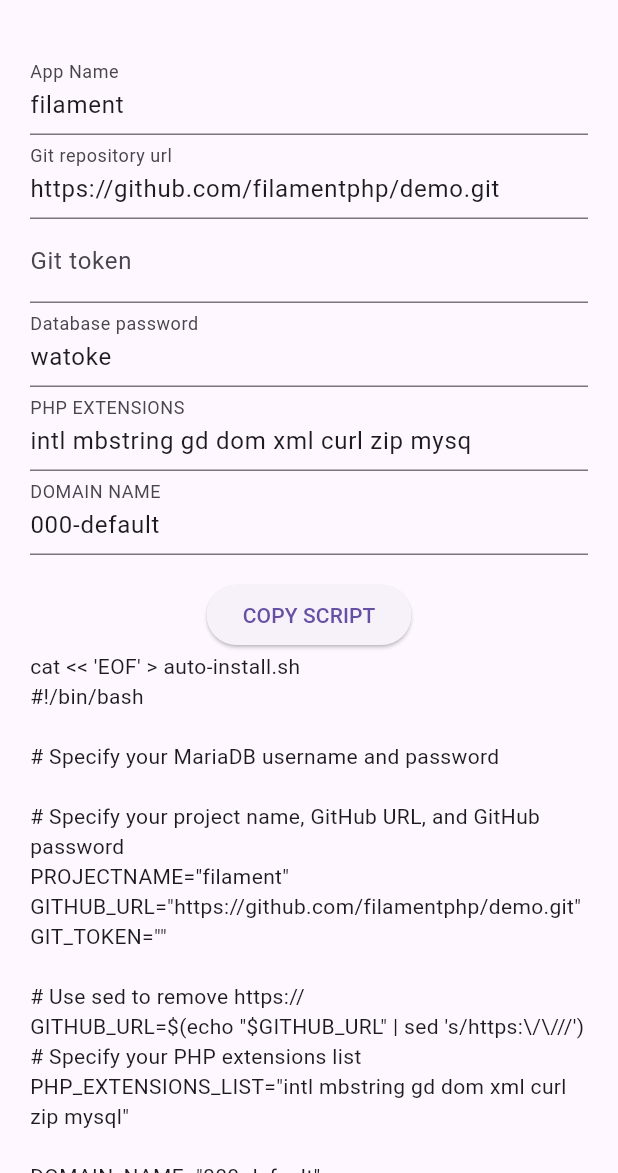
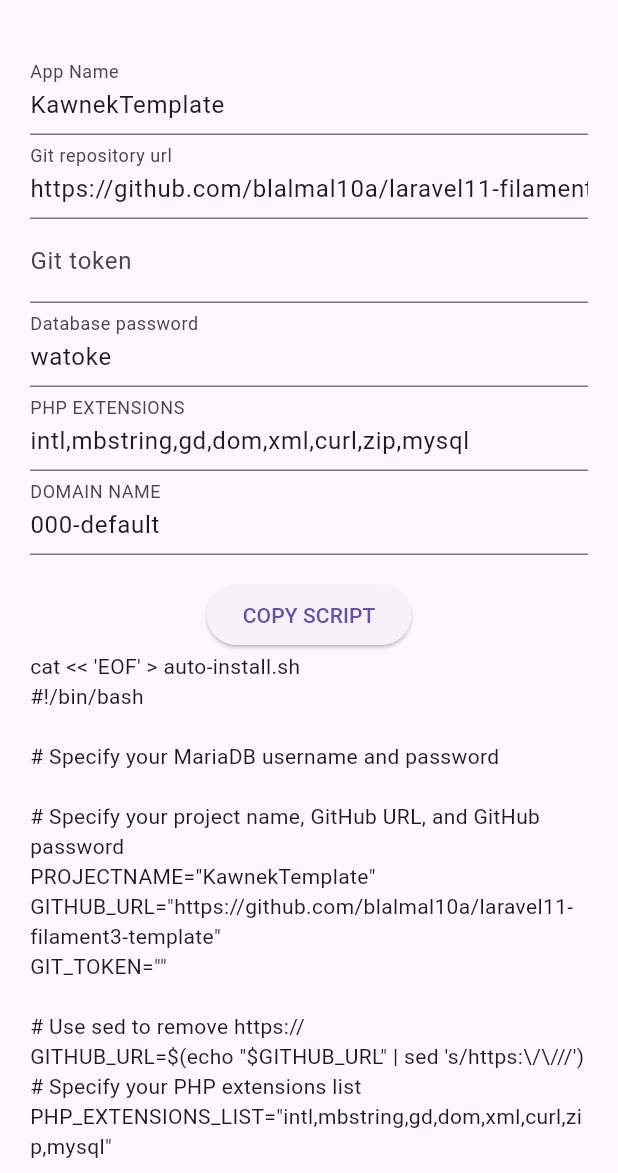
Before and after one commit to blalmal10a/shell-script-siamna, a Flutter app: the screen it shows after launch, on a phone screen of 412 x 824 dp, the part 63-1236 px from its top. Run offline on Flutter 3.47's test engine with Material 3 defaults, Android fonts, the phone set to English and light mode, and no system bars; our stand-ins replace firebase_core, get, recase; missing offline and left inert: snack; accounts and stored records are empty.

Commit message:
feat[update]: new version, fix bugs

```diff
--- a/lib/helpers/form_script.dart
+++ b/lib/helpers/form_script.dart
@@ -1,14 +1,12 @@
 import 'package:get/get.dart';
 
-final app_name = 'filament'.obs;
+final app_name = 'KawnekTemplate'.obs;
 final mariadb_password = 'watoke'.obs;
-final git_url = 'https://github.com/filamentphp/demo.git'.obs;
+final git_url =
+    'https://github.com/blalmal10a/laravel11-filament3-template'.obs;
 final git_token = ''.obs;
-final php_extensions = 'intl mbstring gd dom xml curl zip mysql'.obs;
+final php_extensions = 'intl,mbstring,gd,dom,xml,curl,zip,mysql'.obs;
 final domain_name = '000-default'.obs;
-// String get resultantScript => '''
-
-// ''';
 
 String get autoInstallScript => """
 cat << 'EOF' > auto-install.sh
@@ -36,9 +34,10 @@
 apt-get install -y apache2 mariadb-server
 
 # Create a new MariaDB user with the specified username and password
-mysql -e "CREATE USER '$app_name'@'localhost' IDENTIFIED BY '$mariadb_password';"
-mysql -e "GRANT ALL PRIVILEGES ON *.* TO '$app_name'@'localhost';"
+mysql -e "CREATE USER '\$PROJECTNAME'@'localhost' IDENTIFIED BY '$mariadb_password';"
+mysql -e "GRANT ALL PRIVILEGES ON *.* TO '\$PROJECTNAME'@'localhost';"
 mysql -e "FLUSH PRIVILEGES;"
+mysql -e "CREATE DATABASE \$PROJECTNAME;"
 
 # Install PHP 8.2 and the specified PHP extensions
 apt-get install -y software-properties-common
@@ -64,11 +63,15 @@
 
 # Navigate to the project directory and execute composer install and php artisan key:generate, storage:link
 cd /var/www/\$PROJECTNAME && \\
+# cp .env.example .env && \\
+
+curl -s https://raw.githubusercontent.com/blalmal10a/laravel11-filament3-template/main/.env.example > .env
+sed -i "s/DB_USERNAME=root/DB_USERNAME=\$PROJECTNAME/g" .env && \\
+sed -i "s/DB_PASSWORD=/DB_PASSWORD=$mariadb_password/g" .env && \\
+sed -i "s/DB_CONNECTION=\\(.*\\)/DB_CONNECTION=mysql/g" .env && \\
+sed -i "s/DB_DATABASE=\\(.*\\)/DB_DATABASE=\$PROJECTNAME/g" .env && \\
+chmod -R 777 storage
 composer install --no-interaction && \\
-cp .env.example .env && \\
-sed -i "s/DB_USERNAME=root/DB_USERNAME=$app_name/g" .env && \\
-sed -i "s/DB_PASSWORD=/DB_PASSWORD=$mariadb_password/g" .env && \\
-sed -i "s/DB_CONNECTION=\\`.*\\`/DB_CONNECTION=mysql/g" .env && \\
 php artisan key:generate && \\
 php artisan storage:link
 php artisan migrate:fresh --seed
--- a/lib/pages/HomePage.dart
+++ b/lib/pages/HomePage.dart
@@ -26,7 +26,7 @@
                       decoration: InputDecoration(
                         labelText: 'App Name',
                       ),
-                      controller: TextEditingController(text: 'filament'),
+                      controller: TextEditingController(text: 'KawnekTemplate'),
                       onChanged: (value) {
                         var snakeValue = ReCase(value).snakeCase;
                         if (RegExp(r'^[0-9]').hasMatch(snakeValue)) {
@@ -43,7 +43,8 @@
                             RegExp(r'(http|https):\/\/'), '');
                       },
                       controller: TextEditingController(
-                          text: 'https://github.com/filamentphp/demo.git'),
+                          text:
+                              'https://github.com/blalmal10a/laravel11-filament3-template'),
                     ),
                     TextFormField(
                       decoration: InputDecoration(labelText: 'Git token'),
@@ -58,7 +59,7 @@
                     TextFormField(
                       decoration: InputDecoration(labelText: 'PHP EXTENSIONS'),
                       controller: TextEditingController(
-                          text: 'intl mbstring gd dom xml curl zip mysq'),
+                          text: 'intl,mbstring,gd,dom,xml,curl,zip,mysql'),
                       onChanged: (value) => php_extensions.value = value,
                     ),
                     TextFormField(
```
Also changed, not shown: 2 other files.
